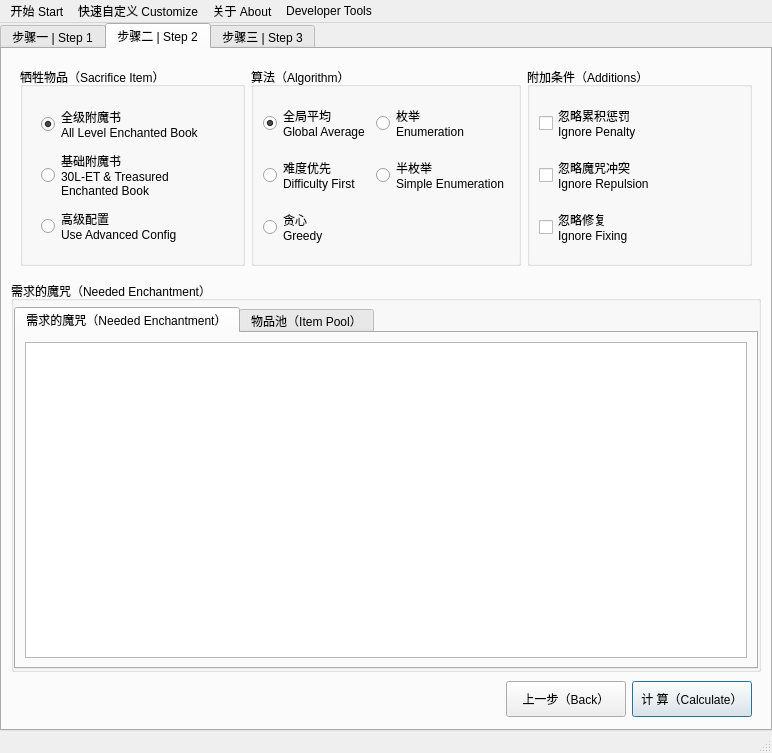
Above: awindow.ui from Dinosaur-MC/BestEnchSeq before the change. Below: the same form after it.
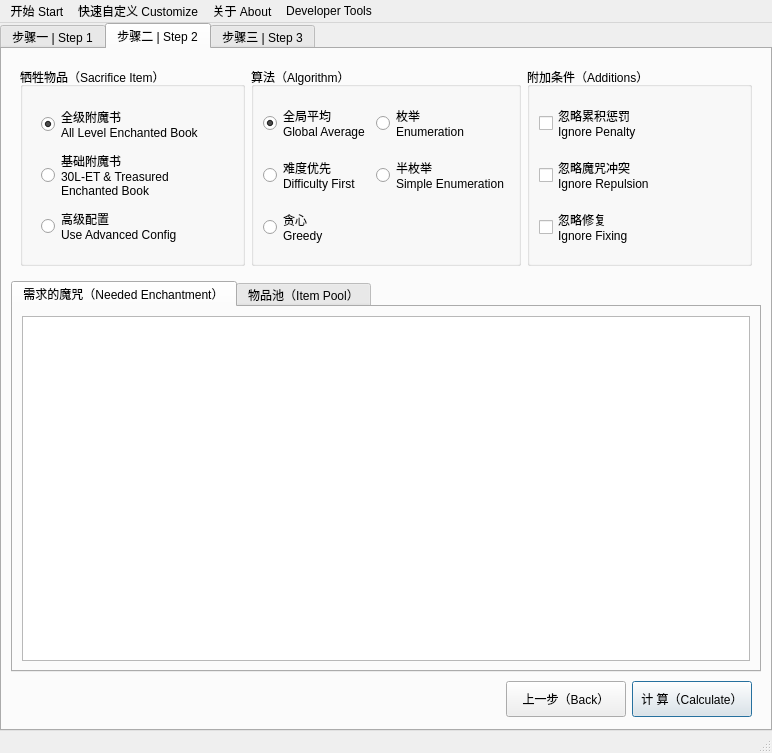
That is the form after the change. The open tabs and pages were chosen to show the change. Custom widgets are drawn as their Qt base class.

Diff of the .ui file:
```diff
--- a/awindow.ui
+++ b/awindow.ui
@@ -507,24 +507,6 @@
          </widget>
         </item>
         <item>
-         <widget class="QGroupBox" name="groupBox_Item">
-          <property name="title">
-           <string>需求的魔咒（Needed Enchantment）</string>
-          </property>
-          <layout class="QVBoxLayout" name="verticalLayout_4">
-           <property name="leftMargin">
-            <number>0</number>
-           </property>
-           <property name="topMargin">
-            <number>6</number>
-           </property>
-           <property name="rightMargin">
-            <number>0</number>
-           </property>
-           <property name="bottomMargin">
-            <number>0</number>
-           </property>
-           <item>
             <widget class="QTabWidget" name="tabWidget_ench">
              <property name="tabPosition">
               <enum>QTabWidget::North</enum>
@@ -588,9 +570,6 @@
                </item>
               </layout>
              </widget>
-            </widget>
-           </item>
-          </layout>
          </widget>
         </item>
         <item>
```
Lines whose indentation alone changed are shown as unchanged.
